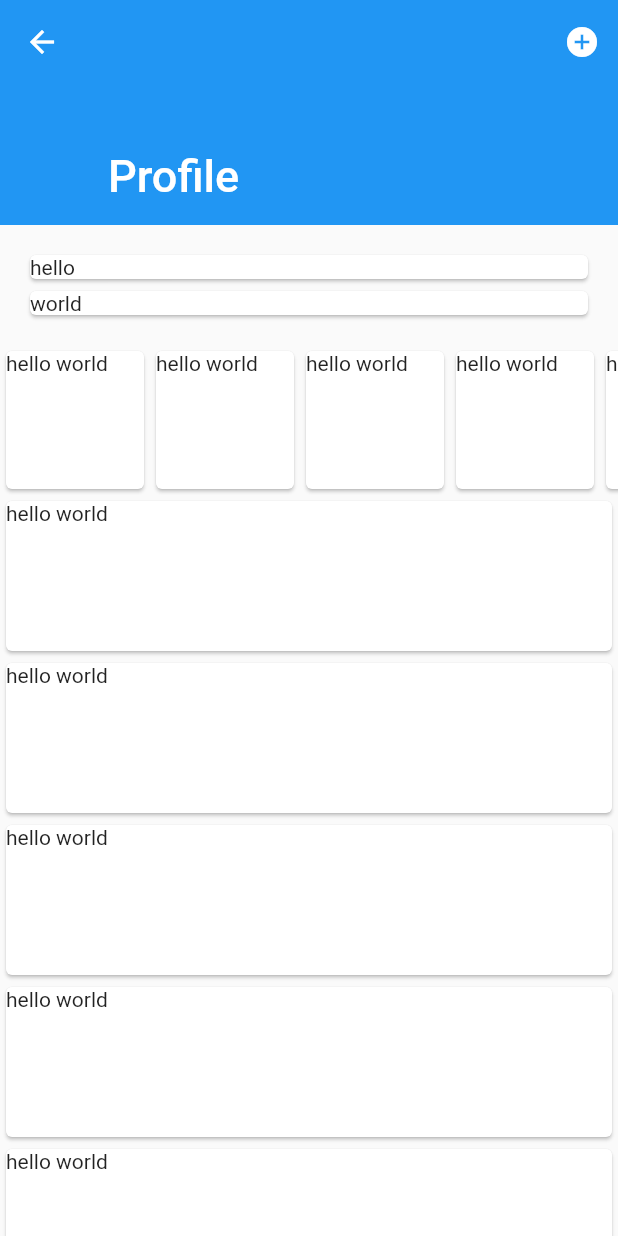
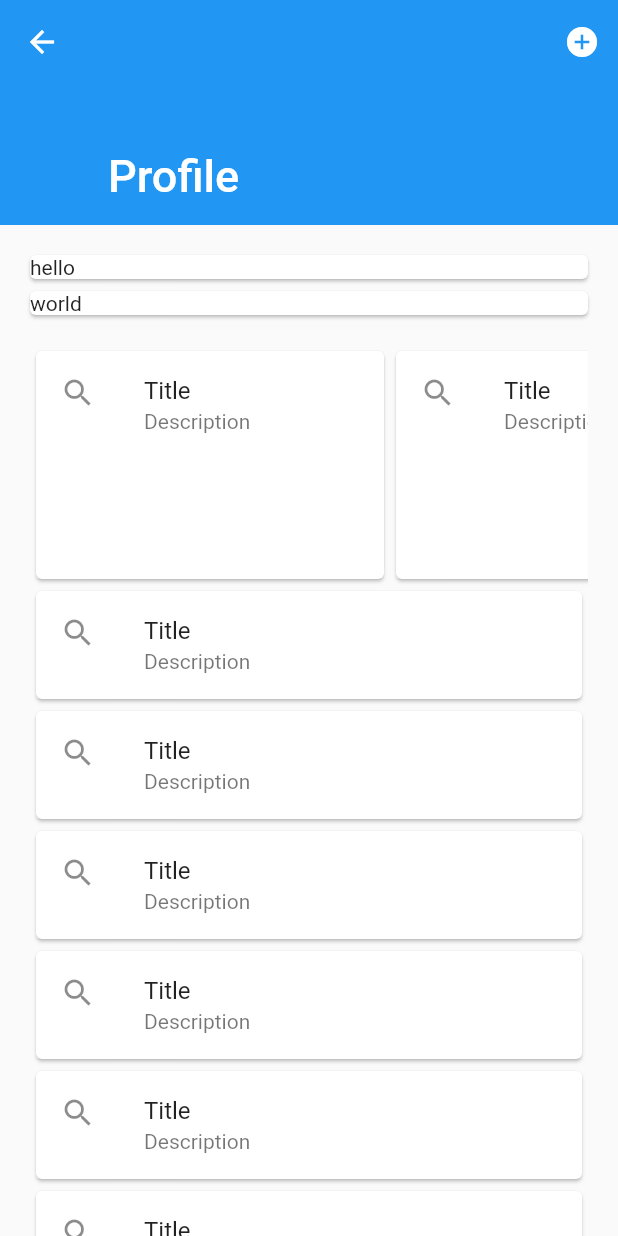
Before and after one commit to alextanhongpin/flutter-auth, a Flutter app: the FoodList screen opened directly, on a phone screen of 412 x 824 dp. Run offline on Flutter 3.47's test engine with Material 2 defaults, Android fonts, the phone set to English and light mode, and no system bars; our stand-ins replace shared_preferences; missing offline and left inert: dart:html; accounts and stored records are empty.

Commit message:
chore: update components

```diff
--- /dev/null
+++ b/lib/components/food-item.dart
@@ -0,0 +1,13 @@
+import 'package:flutter/material.dart';
+
+
+class FoodItem extends StatelessWidget {
+  @override
+  Widget build(BuildContext context) {
+    return ListTile(
+      leading: Icon(Icons.search),
+      title: Text("Title"),
+      subtitle: Text('Description')
+    );
+  }
+}
--- a/lib/components/food-list.dart
+++ b/lib/components/food-list.dart
@@ -1,4 +1,5 @@
 import 'package:flutter/material.dart';
+import 'package:auth/components/food-item.dart';
 
 class FoodList extends StatelessWidget {
   @override
@@ -6,7 +7,17 @@ class FoodList extends StatelessWidget {
     return Scaffold(
       body: CustomScrollView(
         slivers: [
-          SliverAppBar(
+          _buildSliverAppBar(context),
+          _buildSliverPadding(context),
+          _buildSliverListHorizontal(context),
+          _buildSliverList(context)
+        ]
+      )
+    );
+  }
+
+  Widget _buildSliverAppBar(context) {
+    return SliverAppBar(
         snap: true,
         pinned: true,
         floating: true,
@@ -21,8 +32,11 @@ class FoodList extends StatelessWidget {
               }
           )
         ]
-          ),
-          SliverPadding(
+    );
+  }
+
+  Widget _buildSliverPadding(context) {
+    return SliverPadding(
         padding: EdgeInsets.all(16.0),
         sliver: SliverList(
             delegate: SliverChildListDelegate(
@@ -36,45 +50,43 @@ class FoodList extends StatelessWidget {
                 ]
             )
         )
-          ),
-          SliverToBoxAdapter(
+    );
+  }
+
+  Widget _buildSliverListHorizontal(context) {
+    return SliverToBoxAdapter(
         child: Container(
-              height: 100.0,
+            padding: EdgeInsets.symmetric(horizontal: 20.0),
+            height: 160.0,
             child: ListView.builder(
                 scrollDirection: Axis.horizontal,
+                shrinkWrap: true,
                 itemCount: 10,
                 itemBuilder: (context, index) {
                   return Container(
-                    width: 100.0,
+                      width: 240.0,
                       child: Card(
-                      child: Text('hello world')
+                          child: FoodItem()
                       )
                   );
                 }
             )
         )
-          ),
-          SliverToBoxAdapter(
-              child: Expanded(
+    );
+  }
+
+  Widget _buildSliverList(context) {
+    return SliverToBoxAdapter(
+        child: Container(
+            padding: EdgeInsets.symmetric(horizontal: 20.0),
             child: ListView.builder(
                 shrinkWrap: true,
                 itemCount: 10,
                 itemBuilder: (context, index) {
-                        return Container(
-                            width: 100.0,
-                            child: Card(
-                                child: Container(
-                                  height: 100.0,
-                                  child: Text('hello world')
+                  return Card(child: FoodItem());
+                }
             )
         )
     );
   }
-                  )
-              )
-          )
-        ]
-      )
-    );
 }
-}
--- a/lib/components/star-rating.dart
+++ b/lib/components/star-rating.dart
@@ -10,7 +10,7 @@ class StarRating extends StatelessWidget {
 
   StarRating({ this.starCount = 5, this.rating = 0.0, this.onRatingChanged, this.color });
 
-  Widget buildStar(BuildContext context, int index) {
+  Widget _buildStar(BuildContext context, int index) {
     Icon icon;
     if (index >= rating) {
       icon = new Icon(
@@ -37,6 +37,6 @@ class StarRating extends StatelessWidget {
 
   @override
   Widget build(BuildContext context) {
-    return new Row(children: new List.generate(starCount, (index) => buildStar(context, index)));
+    return new Row(children: new List.generate(starCount, (index) => _buildStar(context, index)));
   }
 }
```
Lines whose indentation alone changed are shown as unchanged.
